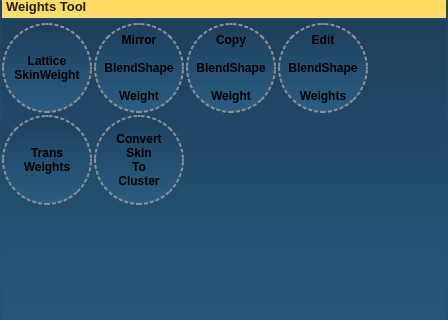
First picture: the form in RootUI.ui, repository zclongpop123/RiggingTeamTools, before the edit; both pictures show x 0 to 448 and y 138 to 458 of the 448 by 679 pixel window.
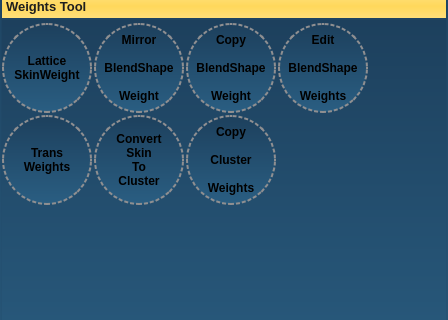
Second picture: the form after the edit.

Commit message: add mirror cluster weights method...

What changed in the file:
```diff
--- a/RootUI.ui
+++ b/RootUI.ui
@@ -1364,6 +1364,38 @@
               </property>
              </widget>
             </item>
+            <item row="1" column="2">
+             <widget class="QPushButton" name="btn_copyClusterWeights">
+              <property name="minimumSize">
+               <size>
+                <width>90</width>
+                <height>90</height>
+               </size>
+              </property>
+              <property name="maximumSize">
+               <size>
+                <width>90</width>
+                <height>90</height>
+               </size>
+              </property>
+              <property name="font">
+               <font>
+                <weight>75</weight>
+                <bold>true</bold>
+               </font>
+              </property>
+              <property name="styleSheet">
+               <string notr="true"/>
+              </property>
+              <property name="text">
+               <string>Copy
+
+Cluster
+
+Weights</string>
+              </property>
+             </widget>
+            </item>
            </layout>
           </widget>
           <widget class="QWidget" name="page_7">
```
The commit also changes 4 other files.
